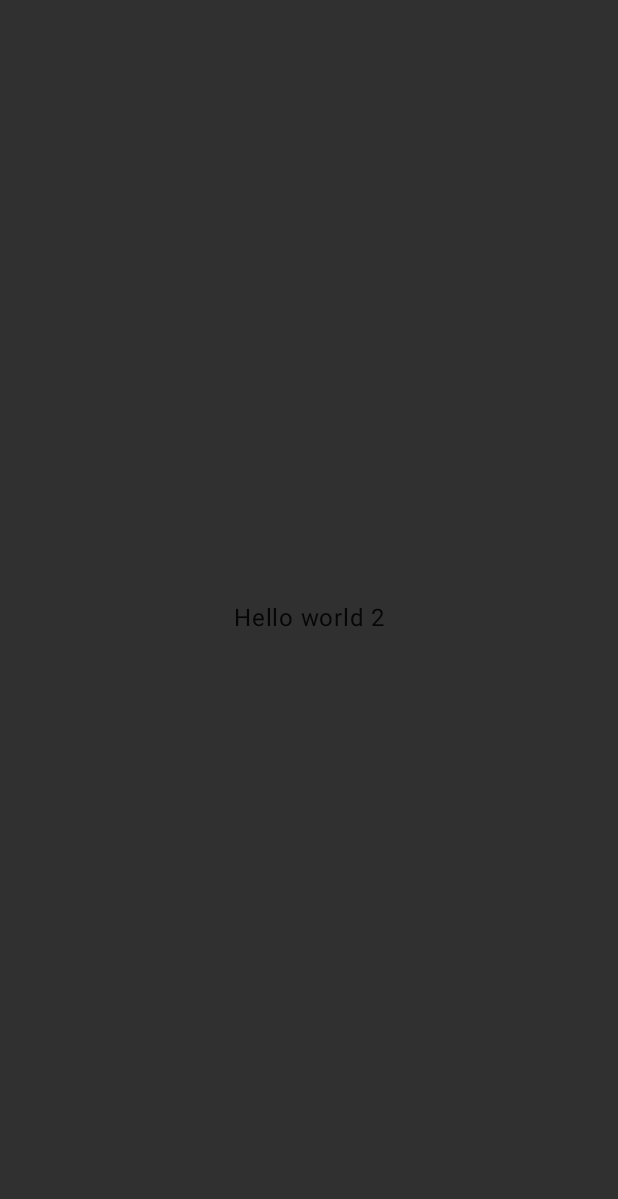
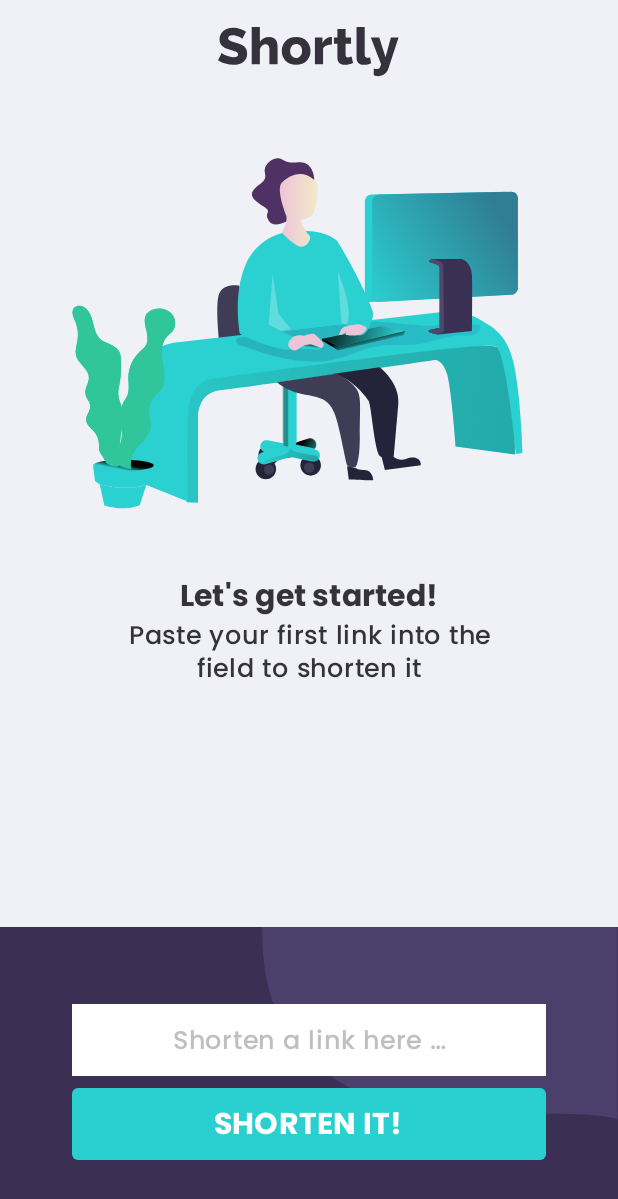
Before and after one commit to KamilKalfas/shortify, an Android app built with Jetpack Compose: the screen it shows after launch (MainActivity), on a phone screen of 412 x 824 dp. Before the commit the part shown is almost empty. Shown: the top 1199 px of the screen. Run offline under Robolectric (Android 15) with nearby library versions, the phone set to English and light mode, and no system bars; our stand-ins replace accompanist.

Commit message:
- added get started content - added main screen - updated main activity content - added systemuicontroller dependency

```diff
--- a/shortly/build.gradle
+++ b/shortly/build.gradle
@@ -57,6 +57,10 @@ dependencies {
     implementation "androidx.compose.foundation:foundation:$compose_version"
     implementation "androidx.compose.material:material:$compose_version"
 
+    // Accompanist
+    var accompanistVersion = "0.24.9-beta"
+    implementation "com.google.accompanist:accompanist-systemuicontroller:$accompanistVersion"
+
     implementation 'androidx.core:core-ktx:1.9.0'
     implementation 'androidx.activity:activity-compose:1.6.1'
     implementation 'com.google.android.material:material:1.7.0'
--- a/shortly/src/main/java/com/kkalfas/shortly/presentation/components/Footer.kt
+++ b/shortly/src/main/java/com/kkalfas/shortly/presentation/components/Footer.kt
@@ -29,10 +29,9 @@ import androidx.compose.ui.unit.dp
 import com.kkalfas.shortly.R
 import com.kkalfas.shortly.presentation.components.text.InputField
 
-// takes 25% of visible space
 @OptIn(ExperimentalComposeUiApi::class)
 @Composable
-fun Footer(
+fun FooterContent(
     modifier: Modifier = Modifier,
     onPrimaryButtonClick: () -> Unit
 ) {
--- /dev/null
+++ b/shortly/src/main/java/com/kkalfas/shortly/presentation/history/HistoryContent.kt
@@ -0,0 +1,77 @@
+package com.kkalfas.shortly.presentation.history
+
+import androidx.compose.foundation.Image
+import androidx.compose.foundation.background
+import androidx.compose.foundation.layout.Column
+import androidx.compose.foundation.layout.Spacer
+import androidx.compose.foundation.layout.fillMaxHeight
+import androidx.compose.foundation.layout.fillMaxSize
+import androidx.compose.foundation.layout.fillMaxWidth
+import androidx.compose.foundation.layout.height
+import androidx.compose.foundation.layout.padding
+import androidx.compose.foundation.layout.statusBarsPadding
+import androidx.compose.material.MaterialTheme
+import androidx.compose.runtime.Composable
+import androidx.compose.ui.Alignment
+import androidx.compose.ui.Modifier
+import androidx.compose.ui.res.painterResource
+import androidx.compose.ui.res.stringResource
+import androidx.compose.ui.tooling.preview.Preview
+import androidx.compose.ui.unit.dp
+import com.kkalfas.shortly.R
+import com.kkalfas.shortly.presentation.components.text.Body1
+import com.kkalfas.shortly.presentation.components.text.Header6
+import com.kkalfas.shortly.presentation.theme.backgroundSecondary
+
+@Preview(showSystemUi = true)
+@Composable
+private fun PreviewEmptyHistoryContent() {
+    Column(
+        Modifier
+            .fillMaxSize()
+            .background(MaterialTheme.colors.backgroundSecondary)) {
+        HistoryContent(modifier = Modifier.fillMaxHeight(.75f))
+    }
+}
+
+@Composable
+fun HistoryContent(
+    modifier: Modifier,
+    history: List<String> = emptyList()
+) {
+    Column(
+        modifier = modifier
+            .statusBarsPadding()
+            .fillMaxWidth(),
+        horizontalAlignment = Alignment.CenterHorizontally
+    ) {
+        if (history.isEmpty()) GetStarted()
+        else LinkHistory()
+    }
+}
+
+@Composable
+private fun LinkHistory(
+    modifier: Modifier = Modifier
+) {
+    // TODO
+}
+
+@Composable
+private fun GetStarted() {
+    Spacer(modifier = Modifier.height(18.dp))
+    Image(
+        painter = painterResource(id = R.drawable.title_logo),
+        contentDescription = "logo"
+    )
+    Spacer(modifier = Modifier.padding(top = 8.dp))
+    Image(
+        painter = painterResource(id = R.drawable.ic_illustration),
+        contentDescription = "illustration"
+    )
+    Header6(text = stringResource(id = R.string.main_body_header))
+    Body1(
+        modifier = Modifier.padding(horizontal = 75.dp),
+        text = stringResource(id = R.string.main_body)
+    )
+}
--- a/shortly/src/main/java/com/kkalfas/shortly/presentation/main/MainActivity.kt
+++ b/shortly/src/main/java/com/kkalfas/shortly/presentation/main/MainActivity.kt
@@ -3,41 +3,42 @@ package com.kkalfas.shortly.presentation.main
 import android.os.Bundle
 import androidx.activity.ComponentActivity
 import androidx.activity.compose.setContent
-import androidx.compose.foundation.layout.Arrangement
-import androidx.compose.foundation.layout.Column
-import androidx.compose.foundation.layout.fillMaxSize
-import androidx.compose.foundation.layout.systemBarsPadding
-import androidx.compose.material.MaterialTheme
-import androidx.compose.material.Text
 import androidx.compose.runtime.Composable
-import androidx.compose.ui.Alignment
-import androidx.compose.ui.Modifier
+import androidx.compose.runtime.SideEffect
+import androidx.compose.ui.graphics.Color
+import androidx.compose.ui.tooling.preview.Preview
+import androidx.core.view.WindowCompat
+import com.google.accompanist.systemuicontroller.rememberSystemUiController
+import com.kkalfas.shortly.presentation.theme.ShortlyTheme
 
 class MainActivity : ComponentActivity() {
 
     override fun onCreate(savedInstanceState: Bundle?) {
         super.onCreate(savedInstanceState)
 
+        // display content over system UI
+        WindowCompat.setDecorFitsSystemWindows(window, false)
+
         setContent {
-            MaterialTheme {
-                MainContent()
+            val systemUiController = rememberSystemUiController()
+            SideEffect {
+                // setup status bar
+                systemUiController.setStatusBarColor(
+                    color = Color.Transparent,
+                    darkIcons = true,
+                )
+            }
+            ShortlyTheme {
+                MainScreen()
             }
         }
     }
 }
 
-
+@Preview(showSystemUi = true, showBackground = true)
 @Composable
-private fun MainContent(
-    modifier: Modifier = Modifier
-) {
-    Column(
-        modifier = modifier
-            .systemBarsPadding()
-            .fillMaxSize(),
-        verticalArrangement = Arrangement.Center,
-        horizontalAlignment = Alignment.CenterHorizontally
-    ) {
-        Text(text = "Hello world 2")
+private fun PreviewMainActivity() {
+    ShortlyTheme {
+        MainScreen()
     }
 }
--- /dev/null
+++ b/shortly/src/main/java/com/kkalfas/shortly/presentation/main/MainScreen.kt
@@ -0,0 +1,62 @@
+package com.kkalfas.shortly.presentation.main
+
+import androidx.compose.foundation.background
+import androidx.compose.foundation.layout.Column
+import androidx.compose.foundation.layout.fillMaxHeight
+import androidx.compose.foundation.layout.fillMaxSize
+import androidx.compose.foundation.layout.navigationBarsPadding
+import androidx.compose.foundation.layout.padding
+import androidx.compose.material.MaterialTheme
+import androidx.compose.material.Scaffold
+import androidx.compose.runtime.Composable
+import androidx.compose.ui.Modifier
+import androidx.compose.ui.tooling.preview.Preview
+import com.kkalfas.shortly.presentation.components.FooterContent
+import com.kkalfas.shortly.presentation.history.HistoryContent
+import com.kkalfas.shortly.presentation.theme.ShortlyTheme
+import com.kkalfas.shortly.presentation.theme.backgroundSecondary
+
+@Preview(showSystemUi = true, showBackground = true)
+@Composable
+private fun PreviewMainContent() {
+    ShortlyTheme {
+        MainContent(
+            modifier = Modifier.background(MaterialTheme.colors.background),
+            onPrimaryButtonClick = {}
+        )
+    }
+}
+
+@Composable
+fun MainScreen(
+    modifier: Modifier = Modifier
+) {
+    Scaffold(
+        drawerGesturesEnabled = false,
+        content = { innerPadding ->
+            MainContent(
+                modifier = modifier
+                    .padding(innerPadding)
+                    .navigationBarsPadding(),
+                onPrimaryButtonClick = {
+                    //TODO
+                }
+            )
+        }
+    )
+}
+
+@Composable
+private fun MainContent(
+    modifier: Modifier = Modifier,
+    onPrimaryButtonClick: () -> Unit
+) = Column(
+    modifier = modifier
+        .fillMaxSize()
+        .background(MaterialTheme.colors.backgroundSecondary)
+) {
+    // takes 75% of visible space
+    HistoryContent(modifier = Modifier.fillMaxHeight(.75f))
+    // takes 25% of visible space
+    FooterContent(onPrimaryButtonClick = onPrimaryButtonClick)
+}
```
